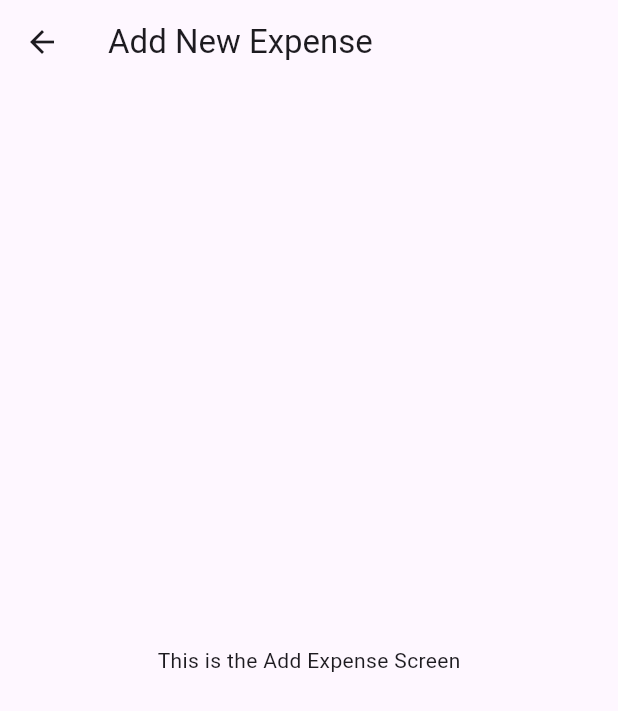
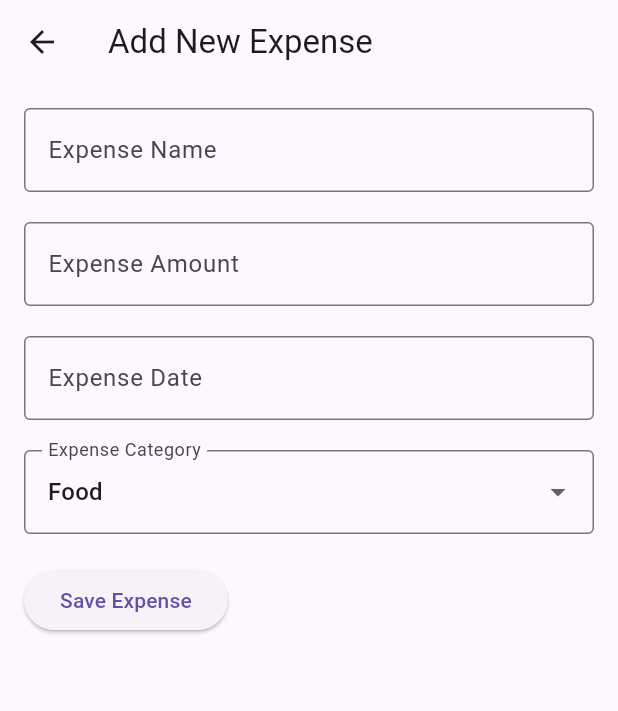
Before and after one commit to Muhammad-ali234/Petrol_Pump_Management_System, a Flutter app: the AddExpenseScreen screen opened directly, on a phone screen of 412 x 824 dp. Shown: the top 711 px of the screen. Run offline on Flutter 3.47's test engine with Material 3 defaults, Android fonts, the phone set to English and light mode, and no system bars; our stand-ins replace responsive_builder; missing offline and left inert: staggered_grid_view_flutter.

Commit message:
add expense add screen

```diff
--- /dev/null
+++ b/lib/Screens/Pump Screens/add_expense screen.dart
@@ -0,0 +1,164 @@
+import 'package:flutter/material.dart';
+import 'package:petrol_pump/Screens/Pump%20Screens/daily_expense%20screen.dart';
+import 'package:responsive_builder/responsive_builder.dart';
+
+class AddExpenseScreen extends StatefulWidget {
+  const AddExpenseScreen({Key? key}) : super(key: key);
+
+  @override
+  _AddExpenseScreenState createState() => _AddExpenseScreenState();
+}
+
+class _AddExpenseScreenState extends State<AddExpenseScreen> {
+  TextEditingController nameController = TextEditingController();
+  TextEditingController amountController = TextEditingController();
+  TextEditingController dateController = TextEditingController();
+
+  ExpenseCategory selectedCategory = ExpenseCategory.food;
+
+  @override
+  Widget build(BuildContext context) {
+    return Scaffold(
+      appBar: AppBar(
+        title: const Text('Add New Expense'),
+      ),
+      body: ResponsiveBuilder(
+        builder: (context, sizingInformation) {
+          if (sizingInformation.isMobile) {
+            return _buildMobileLayout();
+          } else {
+            return _buildWebLayout();
+          }
+        },
+      ),
+    );
+  }
+
+  Widget _buildMobileLayout() {
+    return Padding(
+      padding: const EdgeInsets.all(16.0),
+      child: Column(
+        crossAxisAlignment: CrossAxisAlignment.start,
+        children: [
+          _buildTextField(nameController, 'Expense Name'),
+          const SizedBox(height: 20),
+          _buildTextField(
+              amountController, 'Expense Amount', TextInputType.number),
+          const SizedBox(height: 20),
+          _buildTextField(dateController, 'Expense Date', TextInputType.text),
+          const SizedBox(height: 20),
+          _buildCategoryDropdown(),
+          const SizedBox(height: 20),
+          _buildSaveButton(),
+        ],
+      ),
+    );
+  }
+
+  Widget _buildWebLayout() {
+    return Center(
+      child: Container(
+        width: 400,
+        padding: const EdgeInsets.all(20),
+        decoration: BoxDecoration(
+          color: Colors.white,
+          borderRadius: BorderRadius.circular(10),
+          boxShadow: [
+            BoxShadow(
+              color: Colors.grey.withOpacity(0.5),
+              spreadRadius: 2,
+              blurRadius: 5,
+              offset: const Offset(0, 3),
+            ),
+          ],
+        ),
+        child: SingleChildScrollView(
+          child: Column(
+            crossAxisAlignment: CrossAxisAlignment.start,
+            children: [
+              _buildTextField(nameController, 'Expense Name'),
+              const SizedBox(height: 20),
+              _buildTextField(
+                  amountController, 'Expense Amount', TextInputType.number),
+              const SizedBox(height: 20),
+              _buildTextField(
+                  dateController, 'Expense Date', TextInputType.text),
+              const SizedBox(height: 20),
+              _buildCategoryDropdown(),
+              const SizedBox(height: 20),
+              _buildSaveButton(),
+            ],
+          ),
+        ),
+      ),
+    );
+  }
+
+  Widget _buildTextField(TextEditingController controller, String labelText,
+      [TextInputType keyboardType = TextInputType.text]) {
+    return TextField(
+      controller: controller,
+      keyboardType: keyboardType,
+      decoration: InputDecoration(
+        labelText: labelText,
+        border: const OutlineInputBorder(),
+      ),
+    );
+  }
+
+  Widget _buildCategoryDropdown() {
+    return DropdownButtonFormField<ExpenseCategory>(
+      value: selectedCategory,
+      onChanged: (value) {
+        setState(() {
+          selectedCategory = value!;
+        });
+      },
+      items: ExpenseCategory.values.map((category) {
+        return DropdownMenuItem<ExpenseCategory>(
+          value: category,
+          child: Text(getCategoryName(category)),
+        );
+      }).toList(),
+      decoration: const InputDecoration(
+        labelText: 'Expense Category',
+        border: OutlineInputBorder(),
+      ),
+    );
+  }
+
+  Widget _buildSaveButton() {
+    return ElevatedButton(
+      onPressed: () {
+        _saveExpense();
+        Navigator.pop(context, _createNewExpense());
+      },
+      child: const Text('Save Expense'),
+    );
+  }
+
+  void _saveExpense() {
+    // Implement logic to save the expense to your data structure or database
+  }
+
+  Expense _createNewExpense() {
+    return Expense(
+      name: nameController.text,
+      amount: int.parse(amountController.text),
+      date: dateController.text,
+      category: selectedCategory,
+    );
+  }
+
+  String getCategoryName(ExpenseCategory category) {
+    switch (category) {
+      case ExpenseCategory.food:
+        return 'Food';
+      case ExpenseCategory.transportation:
+        return 'Transportation';
+      // Add more categories as needed
+      default:
+        return 'Other';
+    }
+  }
+}
--- a/lib/main.dart
+++ b/lib/main.dart
@@ -2,6 +2,7 @@ import 'package:flutter/material.dart';
 import 'package:petrol_pump/Screens/Pump%20Screens/credit_debit_screen.dart';
 import 'package:petrol_pump/Screens/Pump%20Screens/daily_expense%20screen.dart';
 import 'package:petrol_pump/Screens/Pump%20Screens/login_screen.dart';
+import 'package:petrol_pump/Screens/Pump%20Screens/profit_sales_screen.dart';
 import 'package:petrol_pump/Screens/Pump%20Screens/pump_dashboared_screen.dart';
 
 import 'package:petrol_pump/Screens/Pump%20Screens/stocks_screen.dart';
@@ -27,7 +28,7 @@ class MyApp extends StatelessWidget {
         '/stock': (context) => const StocksScreen(),
         '/credit_debit': (context) => const CreditDebitScreen(),
         '/daily_expense': (context) => const DailyExpenseScreen(),
-        //'/profit_sales': (context) =>  ProfitSalesScreen(petrolLiterPrice: null,),
+        '/profit_sales': (context) => const ProfitSalesScreen(),
       },
     );
   }
```
Also changed, not shown: lib/Screens/Pump Screens/daily_expense screen.dart (+110 -24 lines), lib/Screens/Pump Screens/profit_sales_screen.dart (+210 -210 lines).
